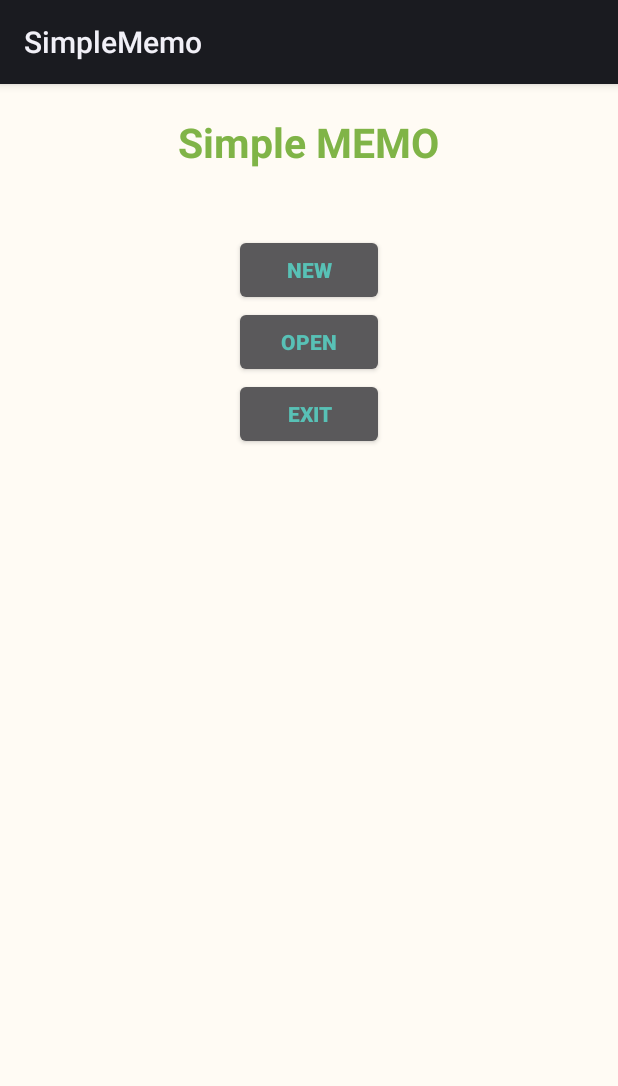
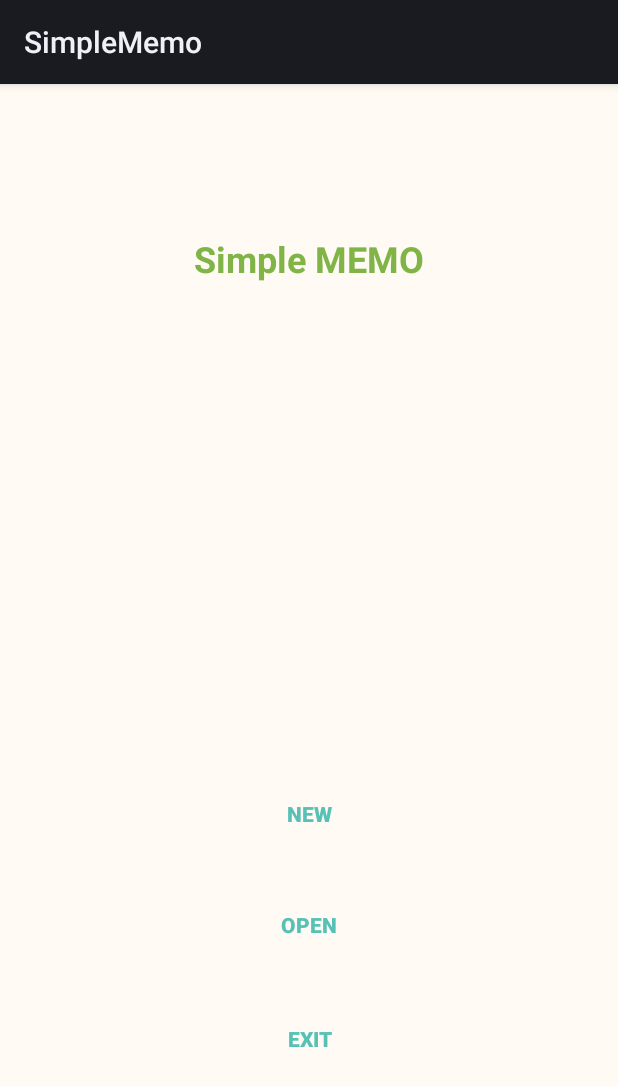
Before and after one commit to jgw1413/Team-D, an Android app: the Memo screen opened directly, with no data from a screen before it, on a phone screen of 412 x 824 dp. Shown: the top 1086 px of the screen. Run offline under Robolectric (Android 15) with nearby library versions, the phone set to English and light mode, and no system bars.

Commit message:
버튼테두리 디자인

```diff
--- /dev/null
+++ b/app/src/main/res/drawable/btn_bg_ex.xml
@@ -0,0 +1,4 @@
+<?xml version="1.0" encoding="utf-8"?>
+<selector xmlns:android="http://schemas.android.com/apk/res/android">
+
+</selector>
--- a/app/src/main/res/layout/activity_main.xml
+++ b/app/src/main/res/layout/activity_main.xml
@@ -8,46 +8,65 @@
     android:background="#fffbf4">
 
     <TextView
+        android:id="@+id/textView"
+        android:layout_width="match_parent"
         android:layout_height="80dip"
+        android:textSize="40dp" />
+
+    <TextView
         android:layout_width="wrap_content"
+        android:layout_height="80dip"
         android:layout_gravity="center"
+        android:layout_marginTop="20dip"
+        android:text="@string/str_title"
+        android:textAppearance="@style/TextAppearance.AppCompat.Headline"
+        android:textColor="#80b447"
         android:textColorHighlight="#00ff00"
-        android:textColor="#80b447"
-        android:textSize="27dp"
-        android:text="@string/str_title"
-        android:layout_marginTop="20dip"
-        android:textStyle="bold"/>
+        android:textStyle="bold" />
 
-    <LinearLayout
+    <RelativeLayout
+        android:layout_width="match_parent"
         android:layout_height="fill_parent"
-        android:layout_width="fill_parent"
         android:orientation="vertical">
 
         <Button
+            android:id="@+id/btn_new"
+            android:layout_width="100dip"
             android:layout_height="wrap_content"
-            android:layout_width="100dip"
+            android:layout_above="@+id/btn_open"
+            android:layout_centerHorizontal="true"
             android:layout_gravity="center"
+            android:layout_marginBottom="26dp"
+            android:background="@drawable/btn_bg_ex"
             android:text="@string/str_new"
-            android:id="@+id/btn_new"
-            android:textStyle="bold"
-            android:textColor="#58c1b6"/>
-
-        <Button android:layout_height="wrap_content"
-            android:layout_width="100dip"
-            android:layout_gravity="center"
-            android:text="@string/str_open"
-            android:id="@+id/btn_open"
-            android:textStyle="bold"
-            android:textColor="#58c1b6"/>
+            android:textColor="#58c1b6"
+            android:textStyle="bold" />
 
         <Button
+            android:id="@+id/btn_open"
+            android:layout_width="100dip"
             android:layout_height="wrap_content"
+            android:layout_above="@+id/btn_exit"
+            android:layout_centerHorizontal="true"
+            android:layout_gravity="center"
+            android:layout_marginBottom="28dp"
+            android:background="@drawable/btn_bg_ex"
+            android:text="@string/str_open"
+            android:textColor="#58c1b6"
+            android:textStyle="bold" />
+
+        <Button
+            android:id="@+id/btn_exit"
             android:layout_width="100dip"
+            android:layout_height="wrap_content"
+            android:layout_alignParentBottom="true"
+            android:layout_centerHorizontal="true"
             android:layout_gravity="center"
+            android:layout_marginBottom="107dp"
+            android:background="@drawable/btn_bg_ex"
             android:text="@string/str_exit"
-            android:id="@+id/btn_exit"
-            android:textStyle="bold"
-            android:textColor="#58c1b6"/>
+            android:textColor="#58c1b6"
+            android:textStyle="bold" />
 
-    </LinearLayout>
+    </RelativeLayout>
 </LinearLayout>
```
